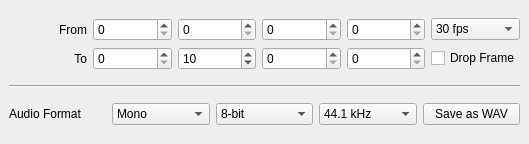
Qt form mainwindow.ui (andycbriggs/ltcwav) before a commit.
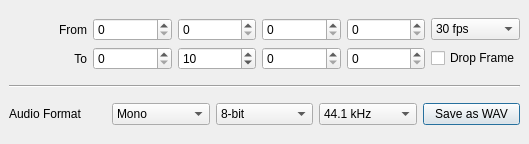
The same form after that commit. Icons and pictures are not drawn.

Commit message: Tab ordering was rekt

Patch:
```diff
--- a/mainwindow.ui
+++ b/mainwindow.ui
@@ -217,6 +217,12 @@
           <height>24</height>
          </size>
         </property>
+        <property name="default">
+         <bool>true</bool>
+        </property>
+        <property name="flat">
+         <bool>false</bool>
+        </property>
        </widget>
       </item>
      </layout>
```
Left out of the diff: 16 changed lines with no effect on the pictures.
